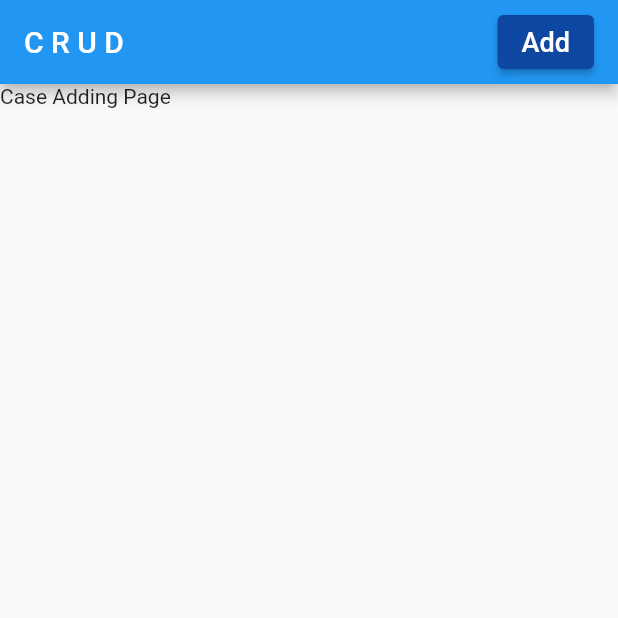
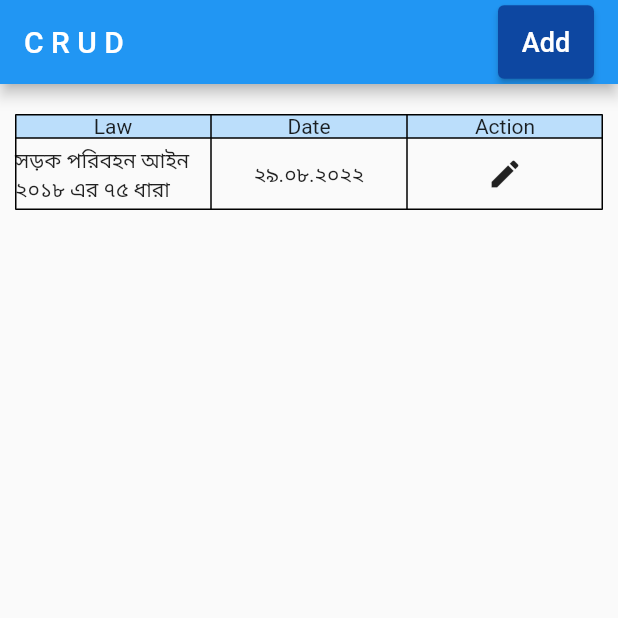
Before and after one commit to soikat77/crud, a Flutter app: the screen it shows after launch, on a phone screen of 412 x 824 dp, the top half of it. Run offline on Flutter 3.47's test engine with Material 2 defaults, Android fonts, the phone set to English and light mode, and no system bars.

```diff
--- a/lib/pages/home_page.dart
+++ b/lib/pages/home_page.dart
@@ -27,7 +27,9 @@ class _HomePageState extends State<HomePage> {
                   ),
                 )
               },
-              style: ElevatedButton.styleFrom(primary: Colors.blue[900]),
+              style: ElevatedButton.styleFrom(
+                  primary: Colors.blue[900],
+                  padding: const EdgeInsets.all(14.0)),
               child: const Text(
                 'Add',
                 style: TextStyle(fontSize: 18.0),
--- a/lib/pages/list_case_page.dart
+++ b/lib/pages/list_case_page.dart
@@ -1,3 +1,4 @@
+import 'package:crud/pages/update_page.dart';
 import 'package:flutter/material.dart';
 
 class ListCasePage extends StatefulWidget {
@@ -10,6 +11,113 @@ class ListCasePage extends StatefulWidget {
 class _ListCasePageState extends State<ListCasePage> {
   @override
   Widget build(BuildContext context) {
-    return const Text('Case Adding Page');
+    return Container(
+      margin: const EdgeInsets.symmetric(horizontal: 10.0, vertical: 20.0),
+      child: SingleChildScrollView(
+        scrollDirection: Axis.vertical,
+        child: Table(
+          border: TableBorder.all(),
+          // columnWidths: const <int, TableColumnWidth>{
+          //   0: FixedColumnWidth(140),
+          // },
+          defaultVerticalAlignment: TableCellVerticalAlignment.middle,
+          children: [
+            TableRow(
+              children: [
+                TableCell(
+                  child: Container(
+                    color: Colors.blue[100],
+                    child: const Center(child: Text('Law')),
+                  ),
+                ),
+                TableCell(
+                  child: Container(
+                    color: Colors.blue[100],
+                    child: const Center(child: Text('Date')),
+                  ),
+                ),
+                // TableCell(
+                //   child: Container(
+                //     color: Colors.blue[100],
+                //     child: const Center(child: Text('Location')),
+                //   ),
+                // ),
+                // TableCell(
+                //   child: Container(
+                //     color: Colors.blue[100],
+                //     child: const Center(child: Text('Cases')),
+                //   ),
+                // ),
+                // TableCell(
+                //   child: Container(
+                //     color: Colors.blue[100],
+                //     child: const Center(child: Text('Accuised')),
+                //   ),
+                // ),
+                // TableCell(
+                //   child: Container(
+                //     color: Colors.blue[100],
+                //     child: const Center(child: Text('Fine-1')),
+                //   ),
+                // ),
+                // TableCell(
+                //   child: Container(
+                //     color: Colors.blue[100],
+                //     child: const Center(child: Text('Fine-2')),
+                //   ),
+                // ),
+                // TableCell(
+                //   child: Container(
+                //     color: Colors.blue[100],
+                //     child: const Center(child: Text('Fine-3')),
+                //   ),
+                // ),
+                TableCell(
+                  child: Container(
+                    color: Colors.blue[100],
+                    child: const Center(child: Text('Action')),
+                  ),
+                ),
+              ],
+            ),
+            TableRow(
+              children: [
+                TableCell(
+                  child: Container(
+                    child: const Center(
+                        child: Text('সড়ক পরিবহন আইন ২০১৮ এর ৭৫ ধারা')),
+                  ),
+                ),
+                TableCell(
+                  child: Container(
+                    child: const Center(child: Text('২৯.০৮.২০২২')),
+                  ),
+                ),
+                TableCell(
+                  child: Container(
+                    child: Row(
+                      mainAxisAlignment: MainAxisAlignment.center,
+                      children: [
+                        IconButton(
+                          onPressed: () => {
+                            Navigator.push(
+                              context,
+                              MaterialPageRoute(
+                                builder: (context) => UpdatePage(),
+                              ),
+                            ),
+                          },
+                          icon: const Icon(Icons.edit),
+                        )
+                      ],
+                    ),
+                  ),
+                ),
+              ],
+            ),
+          ],
+        ),
+      ),
+    );
   }
 }
--- /dev/null
+++ b/lib/pages/update_page.dart
@@ -0,0 +1,19 @@
+import 'package:flutter/material.dart';
+
+class UpdatePage extends StatefulWidget {
+  UpdatePage({Key? key}) : super(key: key);
+
+  @override
+  State<UpdatePage> createState() => _UpdatePageState();
+}
+
+class _UpdatePageState extends State<UpdatePage> {
+  @override
+  Widget build(BuildContext context) {
+    return Scaffold(
+      appBar: AppBar(
+        title: const Text('Update Case'),
+      ),
+    );
+  }
+}
```
